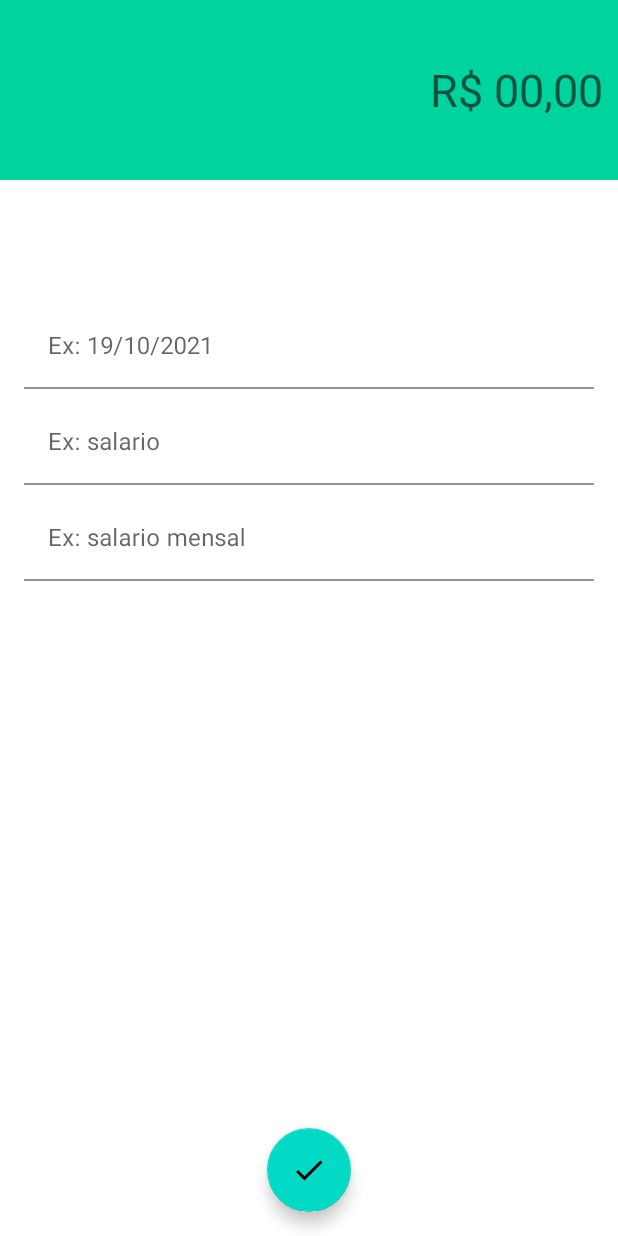
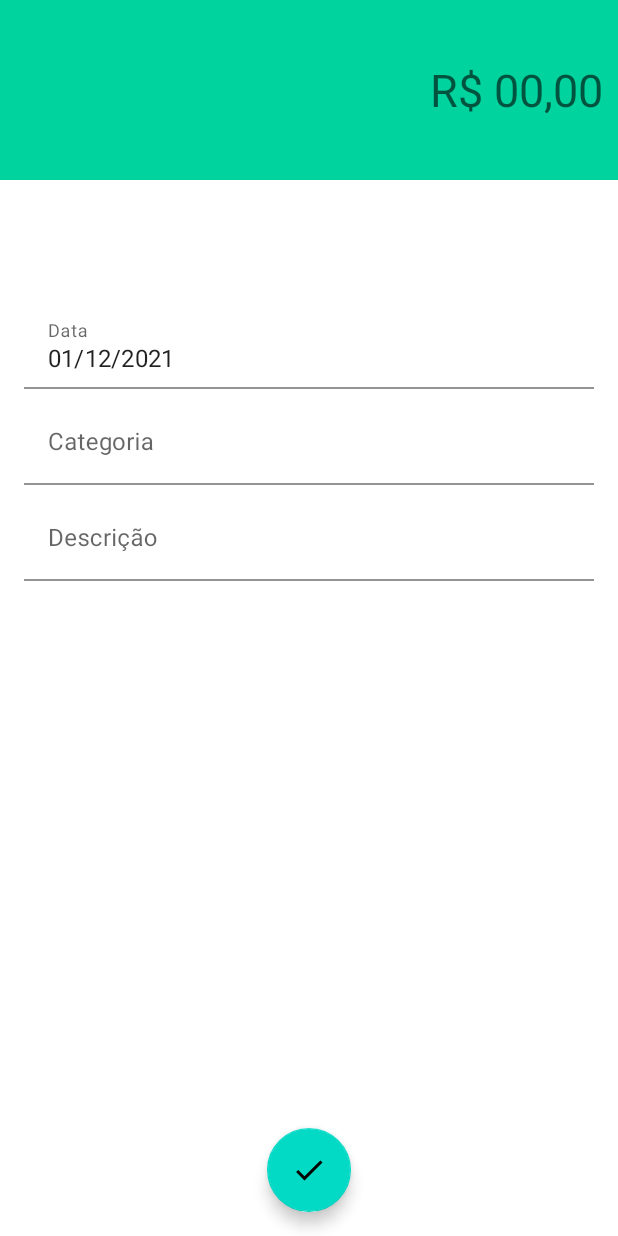
Before and after one commit to LorraneLobo/Organizze-clone, an Android app: the ReceitaActivity screen opened directly, with no data from a screen before it, on a phone screen of 412 x 824 dp. Run offline under Robolectric (Android 15) with nearby library versions, the phone set to English and light mode, and no system bars; our stand-ins replace Firebase (no records; nobody signed in at launch, a user with empty details on screens opened directly); 1 statement that could not run was skipped.

Commit message:
Implementado salvar receita

```diff
--- a/app/src/main/java/com/example/organizze/activity/ReceitaActivity.java
+++ b/app/src/main/java/com/example/organizze/activity/ReceitaActivity.java
@@ -1,16 +1,114 @@
 package com.example.organizze.activity;
 
+import androidx.annotation.NonNull;
 import androidx.appcompat.app.AppCompatActivity;
 
 import android.os.Bundle;
+import android.view.View;
+import android.widget.EditText;
+import android.widget.Toast;
 
 import com.example.organizze.R;
+import com.example.organizze.config.ConfiguracaoFirebase;
+import com.example.organizze.helper.Base64Custom;
+import com.example.organizze.helper.DateCustom;
+import com.example.organizze.model.Movimentacao;
+import com.example.organizze.model.Usuario;
+import com.google.android.material.textfield.TextInputEditText;
+import com.google.firebase.auth.FirebaseAuth;
+import com.google.firebase.database.DataSnapshot;
+import com.google.firebase.database.DatabaseError;
+import com.google.firebase.database.DatabaseReference;
+import com.google.firebase.database.ValueEventListener;
 
 public class ReceitaActivity extends AppCompatActivity {
+
+    private TextInputEditText campoData, campoCategoria, campoDescricao;
+    private EditText campoValor;
+    private Movimentacao movimentacao;
+    private Double receitaTotal;
+    private Double receitaAtualizada;
+
+    private DatabaseReference firebaseRef = ConfiguracaoFirebase.getFirebaseDatabase();
+    private FirebaseAuth auth = ConfiguracaoFirebase.getFirebaseAutenticacao();
 
     @Override
     protected void onCreate(Bundle savedInstanceState) {
         super.onCreate(savedInstanceState);
         setContentView(R.layout.activity_receita);
+
+        campoData = findViewById(R.id.editDataReceita);
+        campoCategoria = findViewById(R.id.editCategoriaReceita);
+        campoDescricao = findViewById(R.id.editDescricaoReceita);
+        campoValor = findViewById(R.id.editValorReceita);
+
+        //Exibe a data atual
+        campoData.setText(DateCustom.dataAtual());
+        recuperarReceitaTotal();
+    }
+
+    public void salvarReceita(View v){
+
+        String data = campoData.getText().toString();
+        Double valorRecuperado = Double.parseDouble(campoValor.getText().toString());
+
+        if (validarCamposReceita()){
+            movimentacao = new Movimentacao();
+            movimentacao.setValor(valorRecuperado);
+            movimentacao.setCategoria(campoCategoria.getText().toString());
+            movimentacao.setDescricao(campoDescricao.getText().toString());
+            movimentacao.setData(data);
+            movimentacao.setTipo("r");
+
+
+            receitaAtualizada = receitaTotal + valorRecuperado ;
+            atualizarReceita(receitaAtualizada);
+
+            movimentacao.salvar(data);
+        }
+
+    }
+
+    private boolean validarCamposReceita() {
+        String textoValor = campoValor.getText().toString();
+        String textoData = campoData.getText().toString();
+        String textoCategoria = campoCategoria.getText().toString();
+        String textoDescricao = campoDescricao.getText().toString();
+
+        if (!textoValor.isEmpty() || !textoData.isEmpty() || !textoCategoria.isEmpty() || !textoDescricao.isEmpty()) {
+            return true;
+        } else {
+            Toast.makeText(ReceitaActivity.this, "Todos os campos devem estar preenchidos!", Toast.LENGTH_SHORT).show();
+            return false;
+        }
+    }
+
+    public void recuperarReceitaTotal(){
+
+        String emailUsuario = auth.getCurrentUser().getEmail();
+        String idUsuario = Base64Custom.codificarBase64(emailUsuario);
+        DatabaseReference usuarioRef = firebaseRef.child("usuarios").child(idUsuario);
+
+        usuarioRef.addValueEventListener(new ValueEventListener() {
+            @Override
+            public void onDataChange(@NonNull DataSnapshot snapshot) {
+                Usuario usuario = snapshot.getValue(Usuario.class);
+                receitaTotal = usuario.getReceitaTotal();
+            }
+
+            @Override
+            public void onCancelled(@NonNull DatabaseError error) {
+
+            }
+        });
+    }
+
+    public void atualizarReceita(Double receita){
+
+        String emailUsuario = auth.getCurrentUser().getEmail();
+        String idUsuario = Base64Custom.codificarBase64(emailUsuario);
+        DatabaseReference usuarioRef = firebaseRef.child("usuarios").child(idUsuario);
+
+        usuarioRef.child("receitaTotal").setValue(receita);
     }
 }
--- a/app/src/main/res/layout/activity_receita.xml
+++ b/app/src/main/res/layout/activity_receita.xml
@@ -19,7 +19,7 @@
         app:layout_constraintTop_toTopOf="parent">
 
         <EditText
-            android:id="@+id/editValor"
+            android:id="@+id/editValorReceita"
             android:layout_width="match_parent"
             android:layout_height="wrap_content"
             android:background="@android:color/transparent"
@@ -46,10 +46,11 @@
         app:layout_constraintVertical_chainStyle="packed">
 
         <com.google.android.material.textfield.TextInputEditText
+            android:id="@+id/editDataReceita"
             android:layout_width="match_parent"
             android:layout_height="wrap_content"
             android:background="@android:color/transparent"
-            android:hint="Ex: 19/10/2021" />
+            android:hint="Data" />
     </com.google.android.material.textfield.TextInputLayout>
 
     <com.google.android.material.textfield.TextInputLayout
@@ -63,10 +64,11 @@
         app:layout_constraintTop_toBottomOf="@+id/textInputLayout2">
 
         <com.google.android.material.textfield.TextInputEditText
+            android:id="@+id/editCategoriaReceita"
             android:layout_width="match_parent"
             android:layout_height="wrap_content"
             android:background="@android:color/transparent"
-            android:hint="Ex: salario" />
+            android:hint="Categoria" />
     </com.google.android.material.textfield.TextInputLayout>
 
     <com.google.android.material.textfield.TextInputLayout
@@ -79,18 +81,20 @@
         app:layout_constraintTop_toBottomOf="@+id/textInputLayout">
 
         <com.google.android.material.textfield.TextInputEditText
+            android:id="@+id/editDescricaoReceita"
             android:layout_width="match_parent"
             android:layout_height="wrap_content"
             android:background="@android:color/transparent"
-            android:hint="Ex: salario mensal" />
+            android:hint="Descrição" />
     </com.google.android.material.textfield.TextInputLayout>
 
     <com.google.android.material.floatingactionbutton.FloatingActionButton
-        android:id="@+id/fabSalvar"
+        android:id="@+id/fabSalvarReceita"
         android:layout_width="wrap_content"
         android:layout_height="wrap_content"
         android:layout_marginBottom="16dp"
         android:clickable="true"
+        android:onClick="salvarReceita"
         app:layout_constraintBottom_toBottomOf="parent"
         app:layout_constraintEnd_toEndOf="parent"
         app:layout_constraintStart_toStartOf="parent"
```
Also changed, not shown: app/src/main/java/com/example/organizze/activity/DespesaActivity.java (+4 -4 lines), app/src/main/res/layout/activity_despesa.xml (+7 -5 lines).
